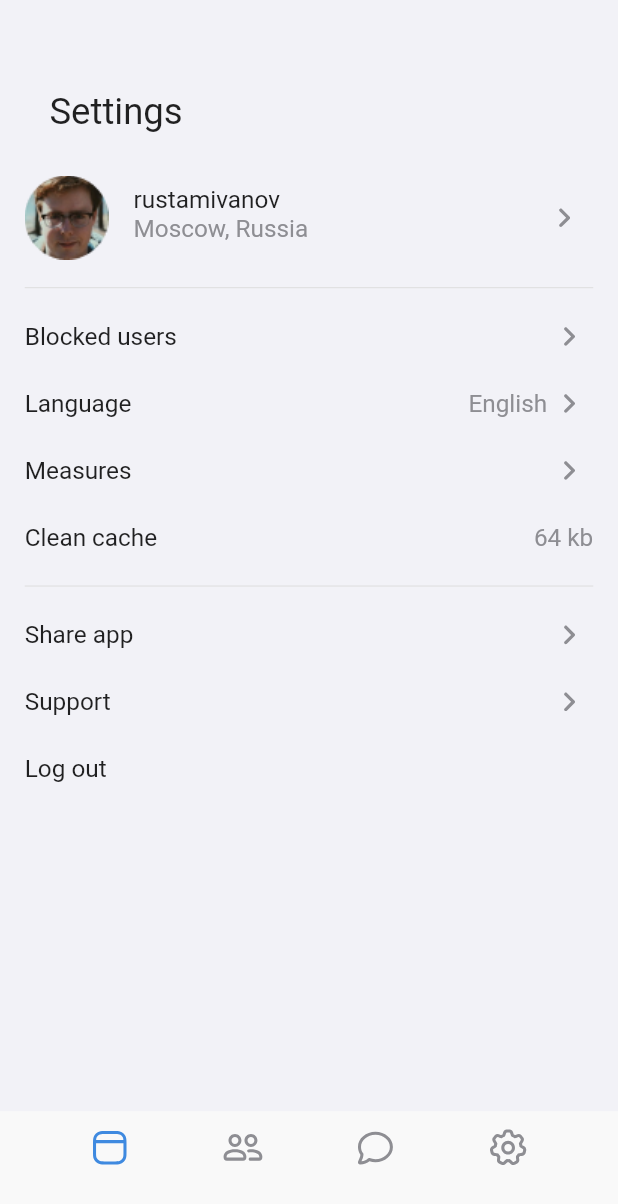
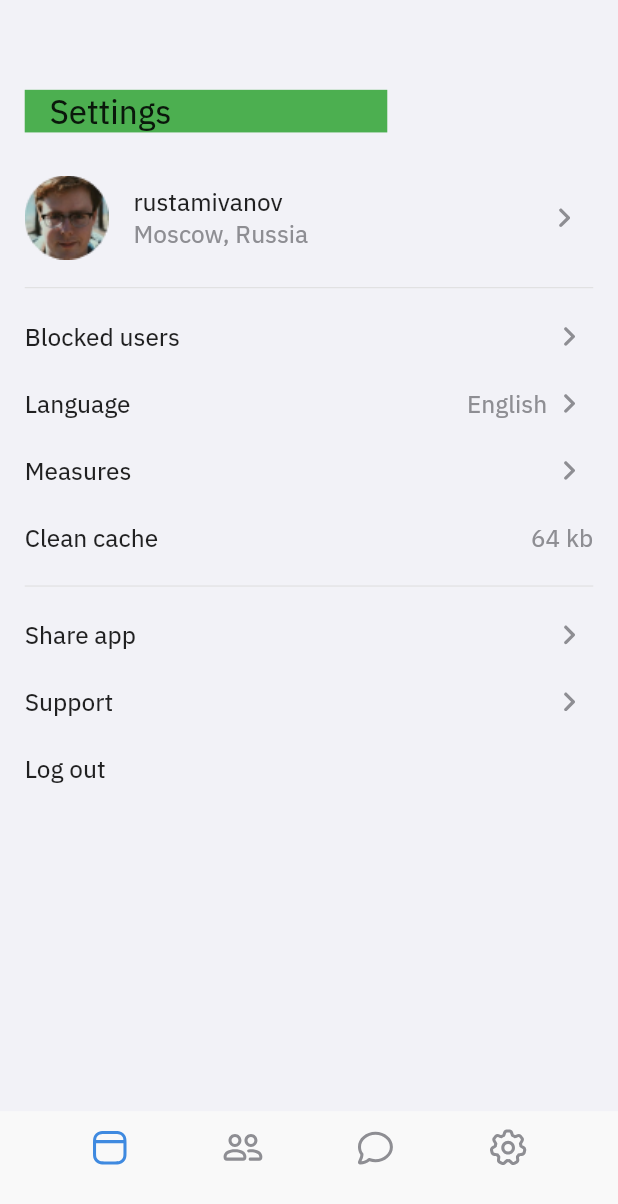
Before and after one commit to ruslanislan/test-design-app, a Flutter app: the screen it shows after launch, on a phone screen of 412 x 824 dp. Shown: the top 1204 px of the screen. Run offline on Flutter 3.47's test engine with Material 2 defaults, Android fonts, the phone set to English and light mode, and no system bars; our stand-ins replace flutter_svg.

Commit message:
шрифты

```diff
--- a/lib/main.dart
+++ b/lib/main.dart
@@ -19,6 +19,7 @@ class MyApp extends StatelessWidget {
     return MaterialApp(
       debugShowCheckedModeBanner: false,
       theme: ThemeData(
+        fontFamily: 'IBMPlexSans',
         pageTransitionsTheme: PageTransitionsTheme(
           builders: {
             TargetPlatform.android: CupertinoPageTransitionsBuilder(),
--- a/lib/widgets/navbar.dart
+++ b/lib/widgets/navbar.dart
@@ -31,17 +31,24 @@ class NavBar extends StatelessWidget {
         children: [
           Row(),
           Container(
+            //color: Colors.red,
             height: (28 * height) / layoutHeight,
             child: Row(
               children: [
                 if (onTap != null)
                   CustomIconButton(asset: 'assets/svg/back.svg', onTap: onTap,),
-                Padding(
+                Container(
+                  color: Colors.green,
+                  width: (220 * width) / layoutWidth,
+                  height: (28 * height) / layoutHeight,
                   padding: EdgeInsets.symmetric(
                       horizontal: (15 * width) / layoutWidth),
-                  child: Text(
-                    text,
-                    style: TextStyle(fontSize: (24 * height) / layoutHeight),
+                  child: Align(
+                    alignment: Alignment.centerLeft,
+                    child: Text(
+                      text,
+                      style: TextStyle(fontSize:22),
+                    ),
                   ),
                 ),
                 Spacer(),
--- a/pubspec.yaml
+++ b/pubspec.yaml
@@ -62,7 +62,10 @@ flutter:
   # "family" key with the font family name, and a "fonts" key with a
   # list giving the asset and other descriptors for the font. For
   # example:
-  # fonts:
+  fonts:
+    - family: IBMPlexSans
+      fonts:
+        - asset: fonts/IBMPlexSans-Text.ttf
   #   - family: Schyler
   #     fonts:
   #       - asset: fonts/Schyler-Regular.ttf
```
Also changed, not shown: fonts/IBMPlexSans-Bold.ttf (added), fonts/IBMPlexSans-BoldItalic.ttf (added), fonts/IBMPlexSans-ExtraLight.ttf (added), fonts/IBMPlexSans-ExtraLightItalic.ttf (added), fonts/IBMPlexSans-Italic.ttf (added), fonts/IBMPlexSans-Light.ttf (added), fonts/IBMPlexSans-LightItalic.ttf (added), fonts/IBMPlexSans-Medium.ttf (added), fonts/IBMPlexSans-MediumItalic.ttf (added), fonts/IBMPlexSans-Regular.ttf (added), fonts/IBMPlexSans-SemiBold.ttf (added), fonts/IBMPlexSans-SemiBoldItalic.ttf (added), fonts/IBMPlexSans-Text.ttf (added), fonts/IBMPlexSans-TextItalic.ttf (added), 2 more files.
